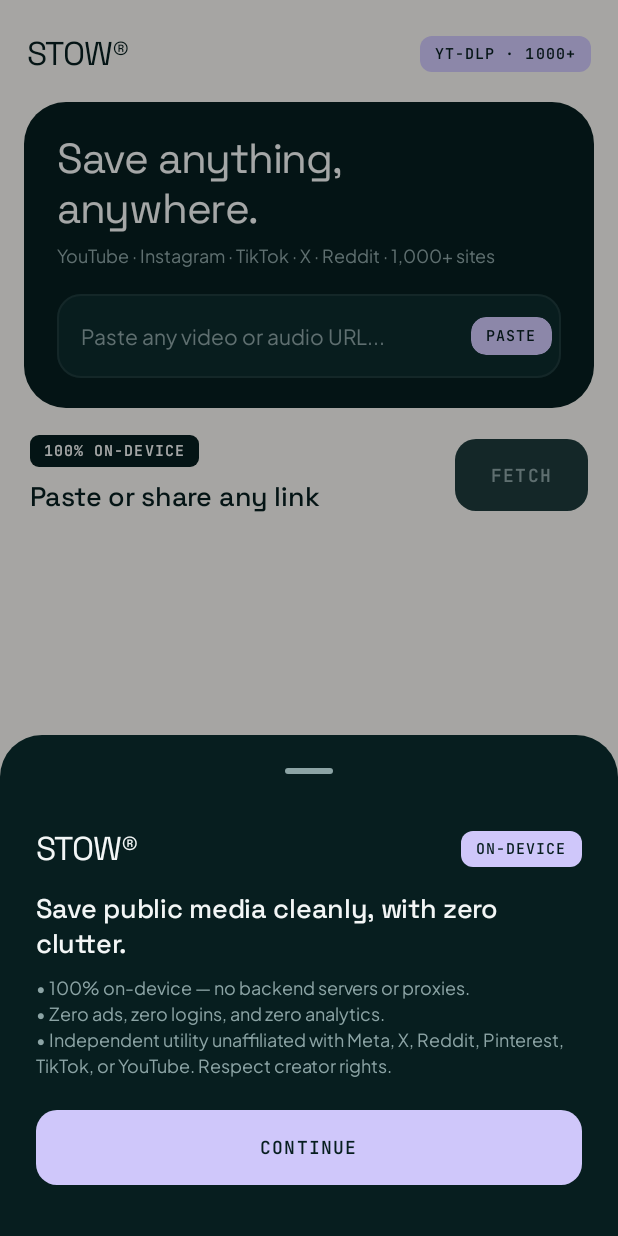
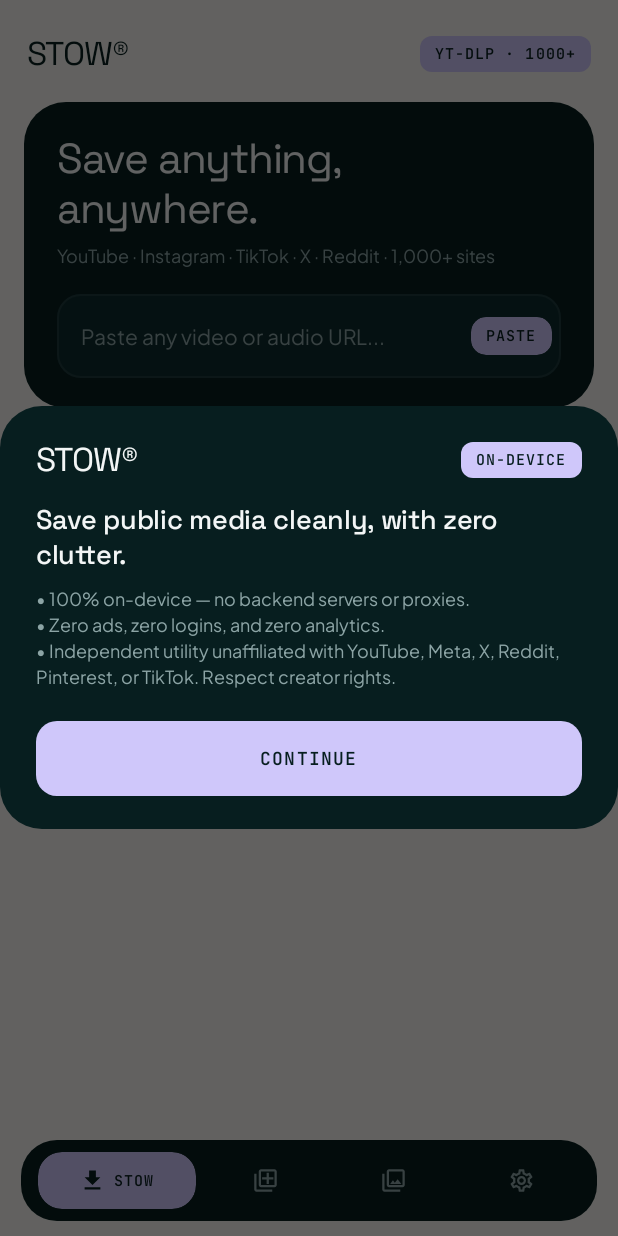
Before and after one commit to omkarspace/stow, an Android app built with Jetpack Compose: the screen it shows after launch (MainActivity), on a phone screen of 412 x 824 dp. Run offline under Robolectric (Android 15) with nearby library versions, the phone set to English and light mode, and no system bars; our stand-ins replace Room's generated code; libraries missing offline, so code that uses them is left out: coil.decode, com.yausername.aria2c, com.yausername.ffmpeg, com.yausername.youtubedl_android; pictures from the network do not load; 3 statements that could not run were skipped.

Commit message:
fix: prevent ModalBottomSheet touch-blocking freeze on fresh launch (use Dialog + defer notification prompt)

```diff
--- a/app/build.gradle.kts
+++ b/app/build.gradle.kts
@@ -14,8 +14,8 @@ android {
         applicationId = "com.cleansaver.app"
         minSdk = 29
         targetSdk = 35
-        versionCode = 4
-        versionName = "3.0.1"
+        versionCode = 5
+        versionName = "3.0.2"
 
         testInstrumentationRunner = "androidx.test.runner.AndroidJUnitRunner"
     }
--- a/app/src/main/java/com/cleansaver/app/ui/components/DisclaimerBottomSheet.kt
+++ b/app/src/main/java/com/cleansaver/app/ui/components/DisclaimerBottomSheet.kt
@@ -10,43 +10,51 @@ import androidx.compose.foundation.layout.padding
 import androidx.compose.foundation.shape.RoundedCornerShape
 import androidx.compose.material3.Button
 import androidx.compose.material3.ButtonDefaults
-import androidx.compose.material3.ExperimentalMaterial3Api
 import androidx.compose.material3.MaterialTheme
-import androidx.compose.material3.ModalBottomSheet
-import androidx.compose.material3.SheetState
+import androidx.compose.material3.Surface
 import androidx.compose.material3.Text
 import androidx.compose.runtime.Composable
 import androidx.compose.ui.Alignment
 import androidx.compose.ui.Modifier
 import androidx.compose.ui.unit.dp
+import androidx.compose.ui.window.Dialog
+import androidx.compose.ui.window.DialogProperties
 import com.cleansaver.app.ui.theme.StowInkMutedOnDark
 import com.cleansaver.app.ui.theme.StowInkOnDark
 import com.cleansaver.app.ui.theme.StowLavender
 import com.cleansaver.app.ui.theme.StowPineDark
 
-@OptIn(ExperimentalMaterial3Api::class)
 @Composable
 fun DisclaimerBottomSheet(
-    sheetState: SheetState,
     onAccept: () -> Unit
 ) {
-    ModalBottomSheet(
+    Dialog(
         onDismissRequest = { /* Require explicit accept */ },
-        sheetState = sheetState,
-        shape = RoundedCornerShape(topStart = 28.dp, topEnd = 28.dp),
-        containerColor = StowPineDark
+        properties = DialogProperties(
+            dismissOnBackPress = false,
+            dismissOnClickOutside = false
+        )
+    ) {
+        Surface(
+            modifier = Modifier.fillMaxWidth(),
+            shape = RoundedCornerShape(28.dp),
+            color = StowPineDark
         ) {
             Column(
                 modifier = Modifier
                     .fillMaxWidth()
-                .padding(horizontal = 24.dp, vertical = 14.dp)
+                    .padding(horizontal = 24.dp, vertical = 22.dp)
             ) {
                 Row(
                     modifier = Modifier.fillMaxWidth(),
                     horizontalArrangement = Arrangement.SpaceBetween,
                     verticalAlignment = Alignment.CenterVertically
                 ) {
-                Text(text = "STOW®", style = MaterialTheme.typography.headlineMedium, color = StowInkOnDark)
+                    Text(
+                        text = "STOW®",
+                        style = MaterialTheme.typography.headlineMedium,
+                        color = StowInkOnDark
+                    )
                     StowLavenderBadge(text = "ON-DEVICE")
                 }
 
@@ -63,7 +71,7 @@ fun DisclaimerBottomSheet(
                 Text(
                     text = "• 100% on-device — no backend servers or proxies.\n" +
                         "• Zero ads, zero logins, and zero analytics.\n" +
-                    "• Independent utility unaffiliated with Meta, X, Reddit, Pinterest, TikTok, or YouTube. Respect creator rights.",
+                        "• Independent utility unaffiliated with YouTube, Meta, X, Reddit, Pinterest, or TikTok. Respect creator rights.",
                     style = MaterialTheme.typography.bodySmall,
                     color = StowInkMutedOnDark
                 )
@@ -84,8 +92,7 @@ fun DisclaimerBottomSheet(
                 ) {
                     Text("CONTINUE", style = MaterialTheme.typography.labelLarge)
                 }
-
-            Spacer(modifier = Modifier.height(20.dp))
             }
         }
     }
+}
--- a/app/src/main/java/com/cleansaver/app/ui/home/MainActivity.kt
+++ b/app/src/main/java/com/cleansaver/app/ui/home/MainActivity.kt
@@ -161,8 +161,8 @@ class MainActivity : FragmentActivity() {
                 contract = ActivityResultContracts.RequestPermission()
             ) { }
 
-            LaunchedEffect(Unit) {
-                if (Build.VERSION.SDK_INT >= Build.VERSION_CODES.TIRAMISU) {
+            LaunchedEffect(settingsState.isLoaded, settingsState.fairUseAccepted) {
+                if (settingsState.isLoaded && settingsState.fairUseAccepted && Build.VERSION.SDK_INT >= Build.VERSION_CODES.TIRAMISU) {
                     if (ContextCompat.checkSelfPermission(
                             this@MainActivity,
                             Manifest.permission.POST_NOTIFICATIONS
@@ -176,9 +176,7 @@ class MainActivity : FragmentActivity() {
             CleanSaverTheme(darkTheme = darkTheme) {
                 var selectedTab by rememberSaveable { mutableIntStateOf(0) }
                 var vaultUnlocked by remember { mutableStateOf(false) }
-                val sheetState = rememberModalBottomSheetState(skipPartiallyExpanded = true)
                 val snackbarHostState = remember { SnackbarHostState() }
-                val scope = rememberCoroutineScope()
 
                 Scaffold(
                     modifier = Modifier.fillMaxSize(),
@@ -246,12 +244,8 @@ class MainActivity : FragmentActivity() {
 
                     if (settingsState.isLoaded && !settingsState.fairUseAccepted) {
                         DisclaimerBottomSheet(
-                            sheetState = sheetState,
                             onAccept = {
-                                scope.launch {
-                                    sheetState.hide()
-                                    settingsViewModel.setFairUseAccepted(true)
-                                }
+                                settingsViewModel.setFairUseAccepted(true)
                             }
                         )
                     }
```
Lines whose indentation alone changed are shown as unchanged.
